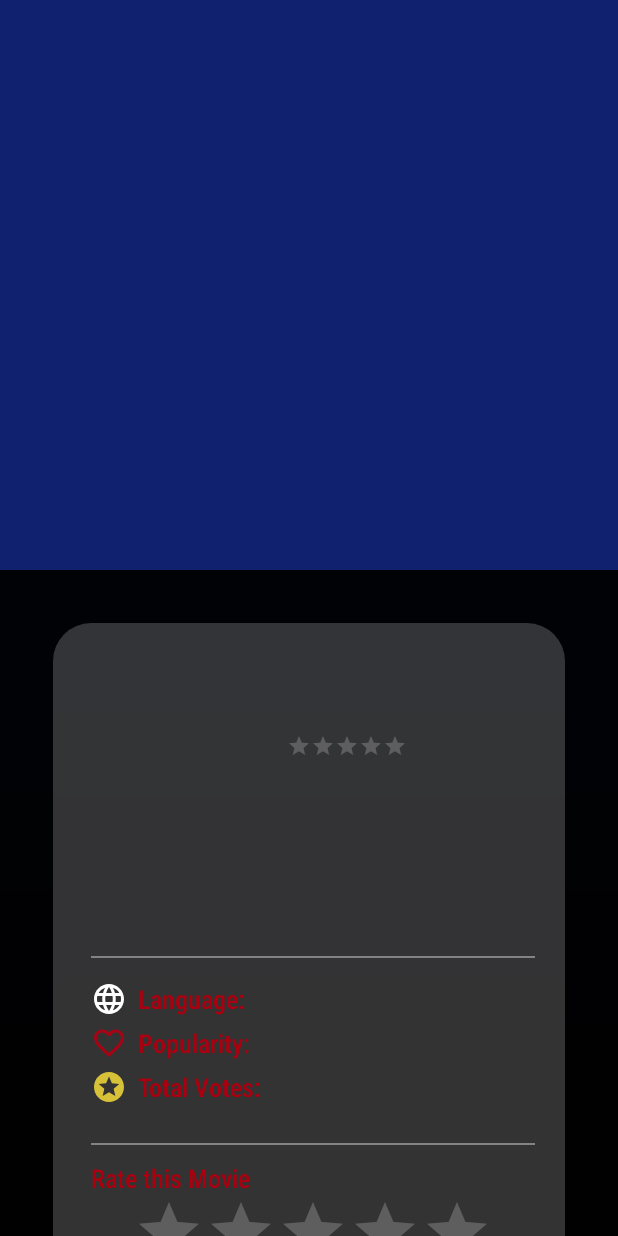
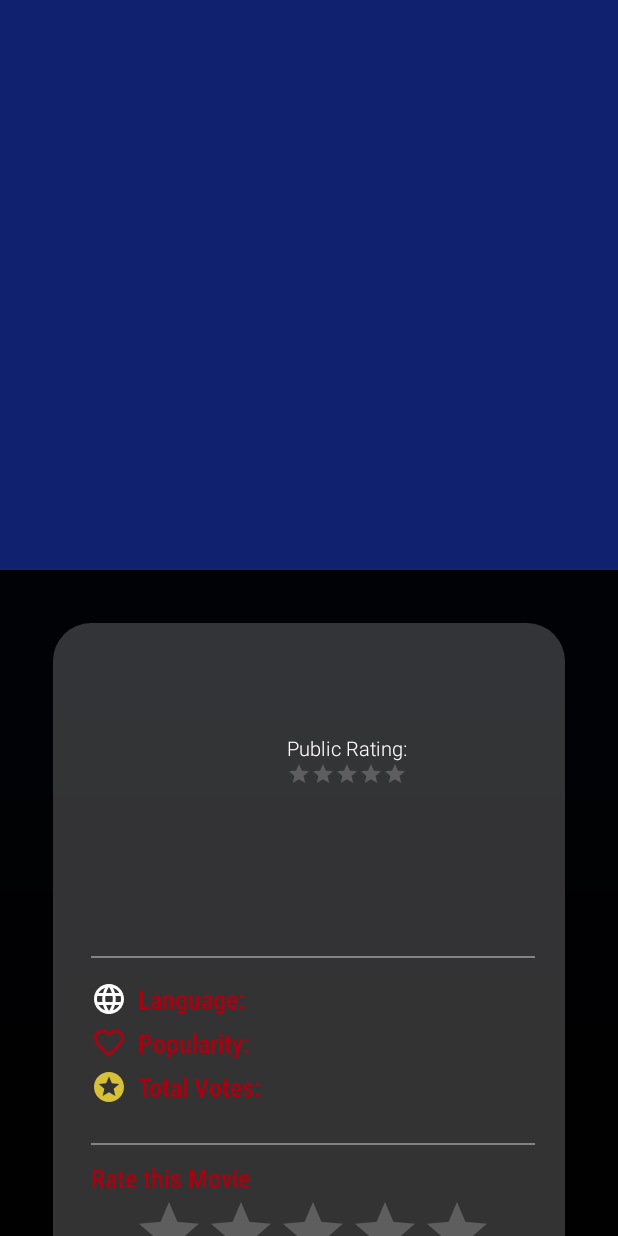
Before and after one commit to unix14/TheMovieDB, an Android app: the fragment MovieDetailsFragment placed in its activity, on a phone screen of 412 x 824 dp. Run offline under Robolectric (Android 15) with nearby library versions, the phone set to English and light mode, and no system bars; libraries missing offline, so code that uses them is left out: com.jakewharton.retrofit2; pictures from the network do not load; 21 statements that could not run were skipped.

Commit message:
fixed ViewPager bug + added functionaility to HederView , refactored some more code

```diff
--- a/app/src/main/java/com/unix14/android/themoviedb/custom_views/HeaderView.kt
+++ b/app/src/main/java/com/unix14/android/themoviedb/custom_views/HeaderView.kt
@@ -51,8 +51,8 @@ constructor(context: Context, attrs: AttributeSet? = null, defStyleAttr: Int = 0
         initClicks()
     }
 
-    fun setAllMoviesButtonVisibility(showBackBtn: Boolean) {
-        if (showBackBtn) {
+    fun setAllMoviesButtonVisibility(showBtn: Boolean) {
+        if (showBtn) {
             headerViewAllMoviesBtn.visibility = View.VISIBLE
         } else {
             headerViewAllMoviesBtn.visibility = View.GONE
@@ -67,12 +67,28 @@ constructor(context: Context, attrs: AttributeSet? = null, defStyleAttr: Int = 0
         }
     }
 
-    fun setRatedMoviesButtonVisibility(showCloseBtn: Boolean) {
-        if (showCloseBtn) {
+    fun setRatedMoviesButtonVisibility(showBtn: Boolean) {
+        if (showBtn) {
             headerViewRatedMoviesBtn.visibility = View.VISIBLE
         } else {
             headerViewRatedMoviesBtn.visibility = View.GONE
         }
+    }
+
+    fun setRatedMoviesButtonActivated(activated: Boolean) {
+        headerViewRatedMoviesBtn.isActivated = activated
+    }
+
+    fun setAllMoviesButtonActivated(activated: Boolean) {
+        headerViewAllMoviesBtn.isActivated = activated
+    }
+
+    fun setRatedMoviesButtonClickable(clickable: Boolean) {
+        headerViewRatedMoviesBtn.isClickable = clickable
+    }
+
+    fun setAllMoviesButtonClickable(clickable: Boolean) {
+        headerViewAllMoviesBtn.isClickable = clickable
     }
 
     override fun onMeasure(widthMeasureSpec: Int, heightMeasureSpec: Int) {
--- a/app/src/main/java/com/unix14/android/themoviedb/features/MainActivity.kt
+++ b/app/src/main/java/com/unix14/android/themoviedb/features/MainActivity.kt
@@ -63,7 +63,7 @@ class MainActivity : AppCompatActivity() , MovieListFragment.MovieListFragmentLi
                     Toast.makeText(this,"Connection with server failed, Please try again",Toast.LENGTH_LONG).show()
                 }
                 MainViewModel.ErrorEvent.FETCH_RATED_MOVIE_LIST_ERROR -> {
-                    Toast.makeText(this,"Fetchin rated movies list from server has failed, Please try again",Toast.LENGTH_LONG).show()
+                    Toast.makeText(this,"Fetching rated movies list from server has failed, Please try again",Toast.LENGTH_LONG).show()
                 }
                 MainViewModel.ErrorEvent.NO_ERROR ->{}
             }
@@ -125,12 +125,16 @@ class MainActivity : AppCompatActivity() , MovieListFragment.MovieListFragmentLi
 
     private fun setHeaderViewLayout(isAllMoviesScreen: Boolean) {
         if(isAllMoviesScreen){
-            mainActListHeaderView.setAllMoviesButtonVisibility(false)
-            mainActListHeaderView.setRatedMoviesButtonVisibility(true)
+            mainActListHeaderView.setRatedMoviesButtonClickable(true)
+            mainActListHeaderView.setAllMoviesButtonClickable(false)
+            mainActListHeaderView.setRatedMoviesButtonActivated(false)
+            mainActListHeaderView.setAllMoviesButtonActivated(true)
             mainActListHeaderView.setTitle(getString(R.string.header_view_all_movies_title))
         }else{
-            mainActListHeaderView.setAllMoviesButtonVisibility(true)
-            mainActListHeaderView.setRatedMoviesButtonVisibility(false)
+            mainActListHeaderView.setRatedMoviesButtonClickable(false)
+            mainActListHeaderView.setAllMoviesButtonClickable(true)
+            mainActListHeaderView.setRatedMoviesButtonActivated(true)
+            mainActListHeaderView.setAllMoviesButtonActivated(false)
             mainActListHeaderView.setTitle(getString(R.string.header_view_rated_movies_title))
         }
     }
@@ -144,8 +148,6 @@ class MainActivity : AppCompatActivity() , MovieListFragment.MovieListFragmentLi
     }
 
     private fun showMovieDetails(movie: Movie) {
-        movie.rating = viewModel.getMovieRating(movie.id)
-        movie.language = viewModel.getLanguageByIso(movie.originalLang)
         MovieDetailsFragment.newInstance(movie).show(supportFragmentManager,Constants.SIGN_IN_FRAGMENT)
     }
 
@@ -168,12 +170,13 @@ class MainActivity : AppCompatActivity() , MovieListFragment.MovieListFragmentLi
     }
 
     override fun onMovieClick(movie: Movie) {
+        movie.rating = viewModel.getMovieRating(movie.id)
+        movie.language = viewModel.getLanguageByIso(movie.originalLang)
         showMovieDetails(movie)
     }
 
     override fun openIMDBWebsite(imdbId: String) {
-        val browserIntent = Intent(Intent.ACTION_VIEW, Uri.parse(Constants.IMDB_BASE_URL + imdbId))
-        startActivity(browserIntent)
+        startActivity(Intent(Intent.ACTION_VIEW, Uri.parse(Constants.IMDB_BASE_URL + imdbId)))
     }
 
     private fun openYoutubeVideo(videoId: String) {
--- a/app/src/main/java/com/unix14/android/themoviedb/features/MainViewModel.kt
+++ b/app/src/main/java/com/unix14/android/themoviedb/features/MainViewModel.kt
@@ -13,14 +13,14 @@ import retrofit2.Response
 
 class MainViewModel(private val apiService: ApiService, private val apiSettings: ApiSettings) : ViewModel() {
 
-    enum class NavigationEvent{
+    enum class NavigationEvent {
         SHOW_MOVIE_LIST_SCREEN,
         SHOW_RATED_MOVIE_SCREEN,
         SHOW_SPLASH_SCREEN,
         SHOW_SIGN_IN_SCREEN
     }
 
-    enum class ErrorEvent{
+    enum class ErrorEvent {
         NO_ERROR,
         AUTH_FAILED_ERROR,
         FETCH_RATED_MOVIE_LIST_ERROR,
@@ -30,22 +30,23 @@ class MainViewModel(private val apiService: ApiService, private val apiSettings:
     val progressData = ProgressData()
     val navigationEvent = SingleLiveEvent<NavigationEvent>()
     val errorEvent = SingleLiveEvent<ErrorEvent>()
-    val ratedMovieList : ArrayList<Movie> =  arrayListOf()
+    val ratedMovieList: ArrayList<Movie> = arrayListOf()
 
     private fun getRatedMoviesList() {
         progressData.startProgress()
-        if(apiSettings.requestToken == null){
+        if (apiSettings.requestToken == null) {
             navigationEvent.postValue(NavigationEvent.SHOW_SPLASH_SCREEN)
             errorEvent.postValue(ErrorEvent.FETCH_RATED_MOVIE_LIST_ERROR)
             return
         }
 
-        apiService.getRatedMoviesForGuest(apiSettings.requestToken!!,apiSettings.API_KEY).enqueue(object : Callback<MovieListResponse>{
+        apiService.getRatedMoviesForGuest(apiSettings.requestToken!!, apiSettings.API_KEY)
+            .enqueue(object : Callback<MovieListResponse> {
                 override fun onResponse(call: Call<MovieListResponse>, response: Response<MovieListResponse>) {
                     progressData.endProgress()
-                if(response.isSuccessful){
+                    if (response.isSuccessful) {
                         val movieListResponse = response.body()
-                    movieListResponse?.let{
+                        movieListResponse?.let {
                             val movieList = it.results
                             ratedMovieList.addAll(movieList)
                             apiSettings.setRatedMovieList(movieList)
@@ -53,7 +54,7 @@ class MainViewModel(private val apiService: ApiService, private val apiSettings:
 
                         navigationEvent.postValue(NavigationEvent.SHOW_MOVIE_LIST_SCREEN)
                         errorEvent.postValue(ErrorEvent.NO_ERROR)
-                }else{
+                    } else {
                         errorEvent.postValue(ErrorEvent.FETCH_RATED_MOVIE_LIST_ERROR)
                     }
                 }
@@ -66,9 +67,9 @@ class MainViewModel(private val apiService: ApiService, private val apiSettings:
     }
 
     fun startMainActivity() {
-        if(apiSettings.isValidUser() && ratedMovieList.isEmpty()){
+        if (apiSettings.isValidUser() && ratedMovieList.isEmpty()) {
             getRatedMoviesList()
-        }else{
+        } else {
             navigationEvent.postValue(NavigationEvent.SHOW_MOVIE_LIST_SCREEN)
             errorEvent.postValue(ErrorEvent.AUTH_FAILED_ERROR)
 
@@ -76,7 +77,7 @@ class MainViewModel(private val apiService: ApiService, private val apiSettings:
         }
     }
 
-    fun getMovieRating(desiredMovieId : Int) : Float {
+    fun getMovieRating(desiredMovieId: Int): Float {
         for (movie in ratedMovieList) {
             if (movie.id == desiredMovieId)
                 return movie.rating
@@ -88,14 +89,15 @@ class MainViewModel(private val apiService: ApiService, private val apiSettings:
         ratedMovieList.add(movie)
     }
 
-    fun getLanguageByIso(iso: String) : String{
+    fun getLanguageByIso(iso: String): String {
         val langList = apiSettings.getLanguageList()
         for (lang in langList) {
             if (lang.iso == iso)
                 return lang.englishName
         }
-        return iso       // to handle missing iso from list - Although should NOT happen
+        // to handle missing iso from list - Although should NOT happen
         // in this case we return the iso for eg. return "en"
         //we can also simply return ""
+        return iso
     }
 }
--- a/app/src/main/java/com/unix14/android/themoviedb/features/movie_details/MovieDetailsFragment.kt
+++ b/app/src/main/java/com/unix14/android/themoviedb/features/movie_details/MovieDetailsFragment.kt
@@ -35,7 +35,6 @@ class MovieDetailsFragment : DialogFragment() {
     private var listener: MovieDetailsFragmentListener? = null
     private lateinit var adapter: TrailersAdapter
 
-    //Passed params
     private lateinit var movie: Movie
 
     companion object {
--- a/app/src/main/java/com/unix14/android/themoviedb/features/movie_details/trailers/TrailersAdapter.kt
+++ b/app/src/main/java/com/unix14/android/themoviedb/features/movie_details/trailers/TrailersAdapter.kt
@@ -23,7 +23,7 @@ class TrailersAdapter(fm: FragmentManager, private val thumbnail: String) :
         }
     }
 
-    override fun getCount(): Int = videos.size - 1
+    override fun getCount(): Int = videos.size +1
 
     override fun getPageTitle(position: Int): CharSequence? = videos[position - 1].type
 
--- a/app/src/main/java/com/unix14/android/themoviedb/features/movie_list/MovieListFragment.kt
+++ b/app/src/main/java/com/unix14/android/themoviedb/features/movie_list/MovieListFragment.kt
@@ -25,7 +25,7 @@ const val LIST_TYPE_KEY = "list_type_key"
 class MovieListFragment : Fragment(), MovieListAdapter.MovieListAdapterListener {
 
     interface MovieListFragmentListener{
-        fun onMovieClick(movieId: Movie)
+        fun onMovieClick(movie: Movie)
     }
 
     companion object {
--- /dev/null
+++ b/app/src/main/res/drawable/tint_selector.xml
@@ -0,0 +1,6 @@
+<?xml version="1.0" encoding="utf-8"?>
+<selector xmlns:android="http://schemas.android.com/apk/res/android">
+    <item android:state_pressed="true" android:color="@color/white_40" />
+    <item android:state_activated="true" android:color="@color/dark_blue" />
+    <item android:color="@color/dark_red" />
+</selector>
--- a/app/src/main/res/layout/activity_main.xml
+++ b/app/src/main/res/layout/activity_main.xml
@@ -1,10 +1,10 @@
 <?xml version="1.0" encoding="utf-8"?>
 <FrameLayout xmlns:android="http://schemas.android.com/apk/res/android"
-    xmlns:tools="http://schemas.android.com/tools"
-    android:layout_width="match_parent"
-    android:layout_height="match_parent"
-    android:background="@drawable/background_gradient"
-    tools:context=".features.MainActivity">
+             xmlns:app="http://schemas.android.com/apk/res-auto"
+             xmlns:tools="http://schemas.android.com/tools"
+             android:layout_width="match_parent" android:layout_height="match_parent"
+             android:background="@drawable/background_gradient"
+             tools:context=".features.MainActivity">
 
     <FrameLayout
         android:id="@+id/mainActContainer"
@@ -14,7 +14,9 @@
     <com.unix14.android.themoviedb.custom_views.HeaderView
         android:id="@+id/mainActListHeaderView"
         android:layout_width="match_parent"
-        android:layout_height="wrap_content"/>
+        android:layout_height="wrap_content"
+        app:showAllMoviesButton="true"
+        app:showRatedMoviesButton="true"/>
 
     <ProgressBar
         android:id="@+id/mainActPb"
--- a/app/src/main/res/layout/header_view.xml
+++ b/app/src/main/res/layout/header_view.xml
@@ -16,11 +16,12 @@
             android:layout_height="wrap_content"/>
 
 
-    <ImageButton
+    <ImageView
             android:id="@+id/headerViewAllMoviesBtn"
             android:visibility="gone"
             tools:visibility="visible"
             android:src="@drawable/ic_movies"
+            android:tint="@drawable/tint_selector"
             android:paddingStart="15dp"
             android:paddingEnd="15dp"
             android:layout_gravity="left|center"
@@ -33,6 +34,7 @@
             android:visibility="gone"
             android:src="@drawable/ic_rated_movies"
             tools:visibility="visible"
+            android:tint="@drawable/tint_selector"
             android:paddingStart="15dp"
             android:paddingEnd="15dp"
             android:layout_gravity="right|center"
--- a/app/src/main/res/layout/movie_details_fragment.xml
+++ b/app/src/main/res/layout/movie_details_fragment.xml
@@ -111,11 +111,15 @@
                             android:layout_marginBottom="6dp"
                             tools:text="1994"/>
 
+                        <TextView
+                            style="@style/MovieRatingTitleStyle"
+                            android:layout_width="wrap_content"
+                            android:layout_height="wrap_content"
+                            android:text="@string/movie_details_frag_public_rating"/>
+
                         <RatingBar
                             android:id="@+id/movieDetailsFragPublicRatingBar"
                             style="@style/SmallRatingBarStyle"/>
-                    </LinearLayout>
-                </LinearLayout>
 
                         <TextView
                             android:id="@+id/movieDetailsFragAdultFilm"
@@ -124,7 +128,9 @@
                             android:layout_height="wrap_content"
                             android:layout_marginTop="5dp"
                             android:visibility="gone"
-                    tools:text="Adult Film"/>
+                            tools:text="@string/movie_details_frag_adult_film"/>
+                    </LinearLayout>
+                </LinearLayout>
 
                 <TextView
                     android:id="@+id/movieDetailsFragDescription"
--- a/app/src/main/res/values/strings.xml
+++ b/app/src/main/res/values/strings.xml
@@ -13,5 +13,7 @@
     <string name="movie_details_frag_language">Language:</string>
     <string name="header_view_all_movies_title">Now in Cinema</string>
     <string name="header_view_rated_movies_title">Rated by You</string>
+    <string name="movie_details_frag_public_rating">Public Rating:</string>
+    <string name="movie_details_frag_adult_film">Adult Film</string>
 
 </resources>
--- a/app/src/main/res/values/styles.xml
+++ b/app/src/main/res/values/styles.xml
@@ -22,7 +22,7 @@
 
     <style name="MovieDescriptionStyle">
         <item name="android:textSize">15sp</item>
-        <item name="android:textColor">@color/black</item>
+        <item name="android:textColor">@color/white</item>
         <item name="android:fontFamily">sans-serif-light</item>
     </style>
 
@@ -98,4 +98,10 @@
         <item name="android:textColor">@color/dark_red</item>
         <item name="android:fontFamily">sans-serif-black</item>
     </style>
+
+    <style name="MovieRatingTitleStyle">
+        <item name="android:textSize">13sp</item>
+        <item name="android:textColor">@color/white</item>
+        <item name="android:fontFamily">sans-serif-light</item>
+    </style>
 </resources>
```
Lines whose indentation alone changed are shown as unchanged.
